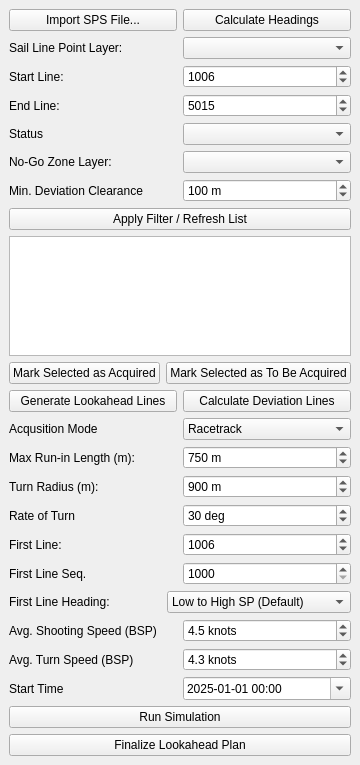
Old version of the form obn_planner_dockwidget_base.ui in the repository aldien03/OBN_Source_Planner_QGIS_Plugin.
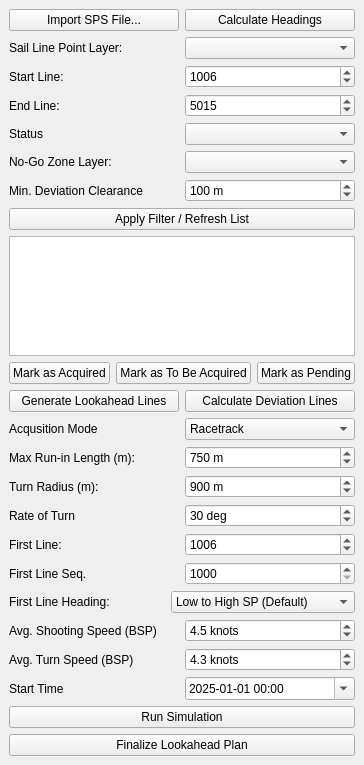
New version of the form.

The edit to the form file:
```diff
--- a/obn_planner_dockwidget_base.ui
+++ b/obn_planner_dockwidget_base.ui
@@ -6,7 +6,7 @@
    <rect>
     <x>0</x>
     <y>0</y>
-    <width>324</width>
+    <width>328</width>
     <height>765</height>
    </rect>
   </property>
@@ -172,14 +172,21 @@
       <item>
        <widget class="QPushButton" name="markAcquiredButton">
         <property name="text">
-         <string>Mark Selected as Acquired</string>
+         <string>Mark as Acquired</string>
         </property>
        </widget>
       </item>
       <item>
        <widget class="QPushButton" name="markTbaButton">
         <property name="text">
-         <string>Mark Selected as To Be Acquired</string>
+         <string>Mark as To Be Acquired</string>
+        </property>
+       </widget>
+      </item>
+      <item>
+       <widget class="QPushButton" name="markPendingButton">
+        <property name="text">
+         <string>Mark as Pending</string>
         </property>
        </widget>
       </item>
```
